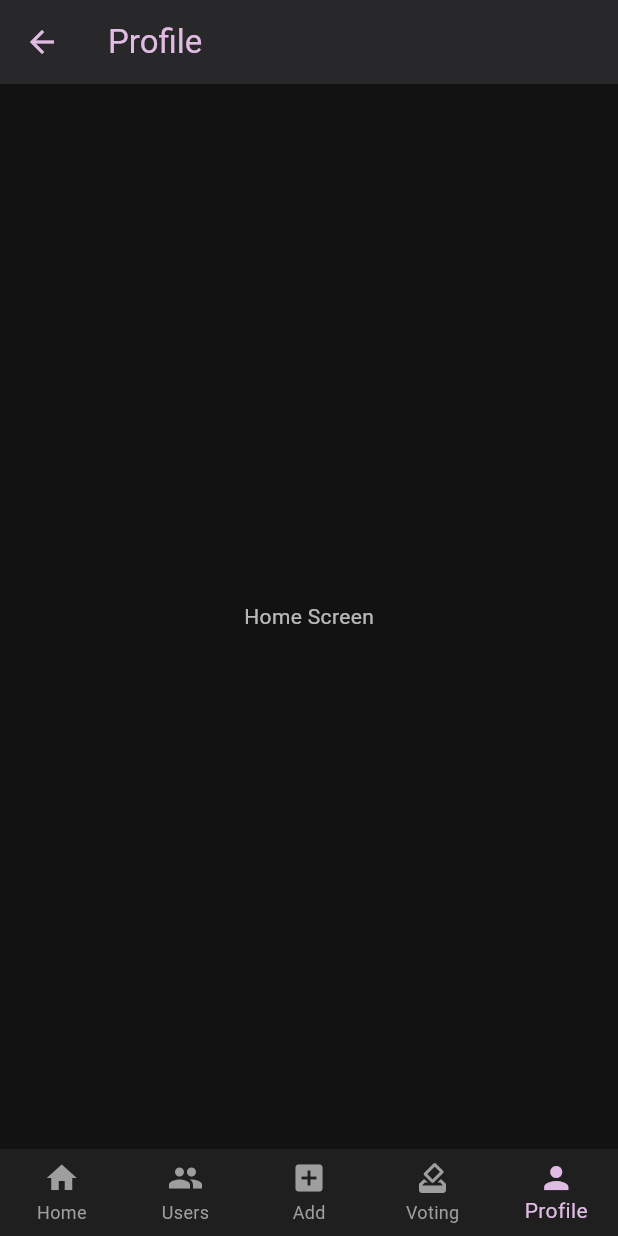
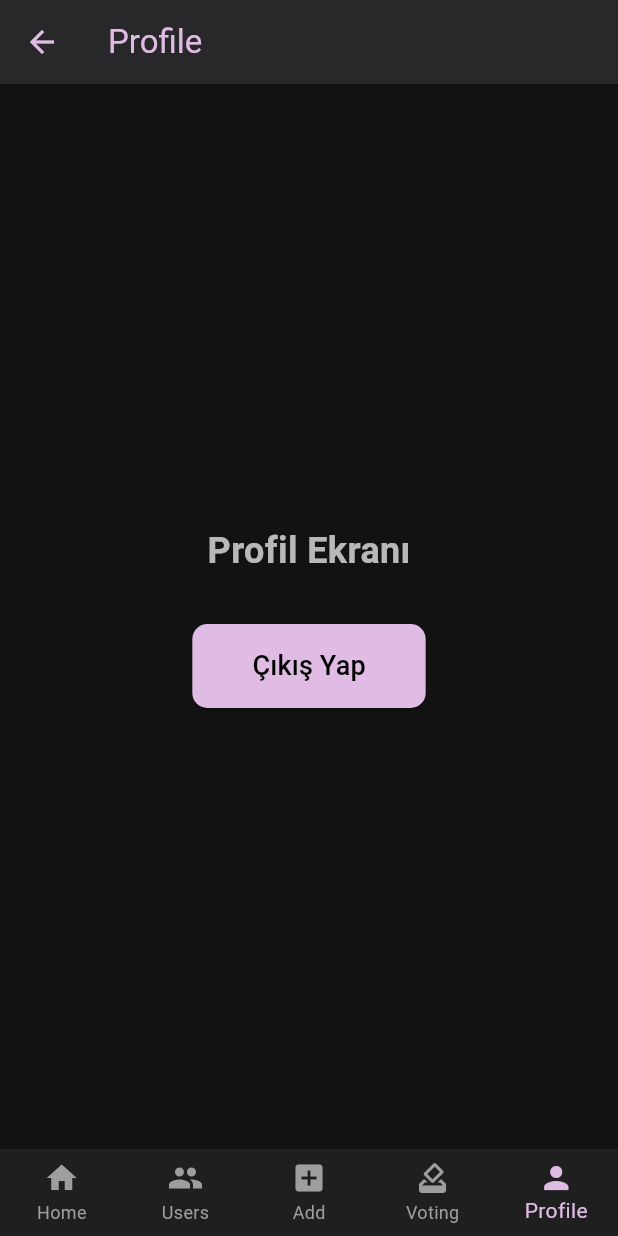
Before and after one commit to mburakaltun/guess_buddy_app, a Flutter app: the DashboardScreen screen opened by its route, item 5 of the bottom bar chosen, on a phone screen of 412 x 824 dp. Run offline on Flutter 3.47's test engine with Material 3 defaults, Android fonts, the phone set to English and light mode, and no system bars; our stand-ins replace flutter_dotenv, shared_preferences; accounts and stored records are empty; network calls fail.

Commit message:
Refactor: Add username to response model and update related screens for user identification

```diff
--- a/lib/authentication/model/response/response_sign_in_user.dart
+++ b/lib/authentication/model/response/response_sign_in_user.dart
@@ -1,16 +1,19 @@
 class ResponseSignInUser {
   final String authenticationToken;
   final String userId;
+  final String username;
 
   ResponseSignInUser({
     required this.authenticationToken,
     required this.userId,
+    required this.username,
   });
 
   factory ResponseSignInUser.fromJson(Map<String, dynamic> json) {
     return ResponseSignInUser(
       authenticationToken: json['authenticationToken'],
       userId: json['userId'],
+      username: json['username'],
     );
   }
 }
--- a/lib/authentication/screen/sign_up_screen.dart
+++ b/lib/authentication/screen/sign_up_screen.dart
@@ -125,6 +125,7 @@ class _SignUpPageState extends State<SignUpPage> {
                   },
                   onSaved: (value) => _username = value!.trim(),
                 ),
+                const SizedBox(height: 16),
 
                 // Password field
                 TextFormField(
--- a/lib/authentication/service/authentication_service.dart
+++ b/lib/authentication/service/authentication_service.dart
@@ -30,5 +30,6 @@ class AuthenticationService {
     final prefs = await SharedPreferences.getInstance();
     await prefs.setString(SharedPreferencesKey.authToken, responseSignInUser.authenticationToken);
     await prefs.setString(SharedPreferencesKey.userId, responseSignInUser.userId);
+    await prefs.setString(SharedPreferencesKey.username, responseSignInUser.username);
   }
 }
--- a/lib/common/model/shared_preferences/shared_preferences_key.dart
+++ b/lib/common/model/shared_preferences/shared_preferences_key.dart
@@ -1,4 +1,5 @@
 class SharedPreferencesKey {
   static const String authToken = 'authToken';
   static const String userId = 'userId';
+  static const String username = 'username';
 }
--- a/lib/prediction/model/viewmodel/prediction_card_model.dart
+++ b/lib/prediction/model/viewmodel/prediction_card_model.dart
@@ -8,6 +8,8 @@ class PredictionCardModel {
   final double averageScore;
   final String createdDate;
   final int creatorUserId;
+  final int userScore;
+  final String creatorUsername;
 
   PredictionCardModel({
     required this.id,
@@ -17,6 +19,8 @@ class PredictionCardModel {
     required this.averageScore,
     required this.createdDate,
     required this.creatorUserId,
+    required this.userScore,
+    required this.creatorUsername,
   });
 
   factory PredictionCardModel.fromDto(PredictionDTO dto) {
@@ -28,6 +32,8 @@ class PredictionCardModel {
       averageScore: dto.averageScore,
       createdDate: dto.createdDate,
       creatorUserId: dto.creatorUserId,
+      userScore: dto.userScore,
+      creatorUsername: dto.creatorUsername,
     );
   }
 }
--- a/lib/screens/profile_screen.dart
+++ b/lib/screens/profile_screen.dart
@@ -1,9 +1,52 @@
 import 'package:flutter/material.dart';
+import 'package:shared_preferences/shared_preferences.dart';
+import 'package:guess_buddy_app/authentication/screen/sign_in_screen.dart'; // Assuming this is your sign-in screen path
+import 'package:guess_buddy_app/common/model/shared_preferences/shared_preferences_key.dart'; // Assuming this defines your SharedPreferencesKey
 
-class ProfileScreen extends StatelessWidget {
+class ProfileScreen extends StatefulWidget {
   const ProfileScreen({super.key});
+
+  @override
+  State<ProfileScreen> createState() => _ProfileScreenState();
+}
+
+class _ProfileScreenState extends State<ProfileScreen> {
+  Future<void> _logout() async {
+    final prefs = await SharedPreferences.getInstance();
+    await prefs.remove(SharedPreferencesKey.userId);
+
+    Navigator.of(context).pushAndRemoveUntil(
+      MaterialPageRoute(builder: (context) => const SignInPage()),
+          (Route<dynamic> route) => false,
+    );
+  }
+
   @override
   Widget build(BuildContext context) {
-    return const Center(child: Text('Home Screen'));
+    return Center(
+      child: Column(
+        mainAxisAlignment: MainAxisAlignment.center,
+        children: [
+          const Text(
+            'Profil Ekranı',
+            style: TextStyle(fontSize: 24, fontWeight: FontWeight.bold),
+          ),
+          const SizedBox(height: 32),
+          ElevatedButton(
+            onPressed: _logout,
+            style: ElevatedButton.styleFrom(
+              padding: const EdgeInsets.symmetric(horizontal: 40, vertical: 15),
+              shape: RoundedRectangleBorder(
+                borderRadius: BorderRadius.circular(10),
+              ),
+            ),
+            child: const Text(
+              'Çıkış Yap',
+              style: TextStyle(fontSize: 18),
+            ),
+          ),
+        ],
+      ),
+    );
   }
 }
```
Also changed, not shown: lib/prediction/model/dto/prediction_dto.dart (+8 -0 lines), lib/screens/home_screen.dart (+9 -2 lines), lib/vote/screen/vote_prediction_screen.dart (+19 -1 lines).
